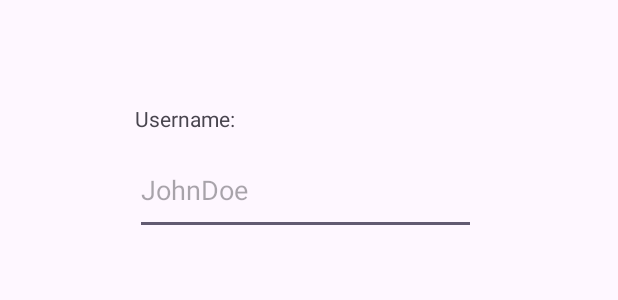
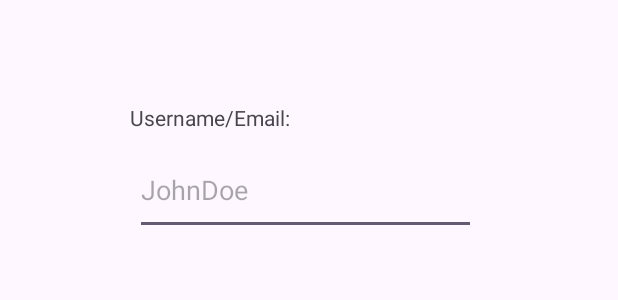
Before and after one commit to Rebolas/SphereMaze, an Android app: the layout activity_login.xml on its own in the app's theme, with its tools: preview values and no code run, on a phone screen of 412 x 824 dp. Shown: the part 382-682 px from the top of the screen. Run offline under Robolectric (Android 15) with nearby library versions, the phone set to English and light mode, and no system bars.

Commit message:
Level1:  - Fix Login and moved files to correct resource folders

```diff
--- a/app/src/main/java/pt/ipt/walkingsensor/Level2.kt
+++ b/app/src/main/java/pt/ipt/walkingsensor/levels/Level2.kt
@@ -1,4 +1,4 @@
-package pt.ipt.walkingsensor
+package pt.ipt.walkingsensor.levels
 
 import androidx.appcompat.app.AppCompatActivity
 import android.os.Bundle
--- a/app/src/main/java/pt/ipt/walkingsensor/model/Utilizador.kt
+++ b/app/src/main/java/pt/ipt/walkingsensor/model/Utilizador.kt
@@ -1,4 +1,4 @@
 package pt.ipt.walkingsensor.model
 
-class Utilizador (val email: String?, val password: String?, val username: String?){
+class Utilizador (val name: String?, val email: String?, val password: String?){
 }
--- /dev/null
+++ b/app/src/main/res/anim/fade_in.xml
@@ -0,0 +1,5 @@
+<?xml version="1.0" encoding="utf-8"?>
+<alpha xmlns:android="http://schemas.android.com/apk/res/android"
+    android:interpolator="@android:anim/accelerate_interpolator"
+    android:fromAlpha="0.0" android:toAlpha="1.0"
+    android:duration="10" />
--- /dev/null
+++ b/app/src/main/res/anim/fade_out.xml
@@ -0,0 +1,6 @@
+<?xml version="1.0" encoding="utf-8"?>
+<alpha xmlns:android="http://schemas.android.com/apk/res/android"
+    android:interpolator="@android:anim/accelerate_interpolator"
+    android:fromAlpha="1.0" android:toAlpha="0.0"
+    android:fillAfter="true"
+    android:duration="9990" />
--- a/app/src/main/res/layout/activity_level2.xml
+++ b/app/src/main/res/layout/activity_level2.xml
@@ -4,7 +4,7 @@
     xmlns:tools="http://schemas.android.com/tools"
     android:layout_width="match_parent"
     android:layout_height="match_parent"
-    tools:context="pt.ipt.walkingsensor.Level2">
+    tools:context="pt.ipt.walkingsensor.levels.Level2">
 
     <ImageView
         android:id="@+id/imageView"
--- a/app/src/main/res/layout/activity_login.xml
+++ b/app/src/main/res/layout/activity_login.xml
@@ -8,12 +8,12 @@
 
     <TextView
         android:id="@+id/textView2"
-        android:layout_width="79dp"
-        android:layout_height="27dp"
-        android:text="Username:"
-        app:layout_constraintBottom_toTopOf="@+id/EmailText"
+        android:layout_width="118dp"
+        android:layout_height="28dp"
+        android:text="Username/Email:"
+        app:layout_constraintBottom_toTopOf="@+id/name_emailText"
         app:layout_constraintEnd_toEndOf="parent"
-        app:layout_constraintHorizontal_bias="0.271"
+        app:layout_constraintHorizontal_bias="0.294"
         app:layout_constraintStart_toStartOf="parent"
         app:layout_constraintTop_toTopOf="parent"
         app:layout_constraintVertical_bias="1.0" />
@@ -29,7 +29,7 @@
         app:layout_constraintStart_toStartOf="parent" />
 
     <EditText
-        android:id="@+id/EmailText"
+        android:id="@+id/name_emailText"
         android:layout_width="227dp"
         android:layout_height="60dp"
         android:layout_marginBottom="44dp"
```
Also changed, not shown: app/src/main/AndroidManifest.xml (+14 -28 lines), app/src/main/java/pt/ipt/walkingsensor/LoginActivity.kt (+10 -5 lines), app/src/main/java/pt/ipt/walkingsensor/MainActivity.kt (+7 -1 lines), app/src/main/java/pt/ipt/walkingsensor/Register.kt (+5 -5 lines), app/src/main/res/anim/characterdescending.xml (added, +12 -0 lines), 1 other file.
